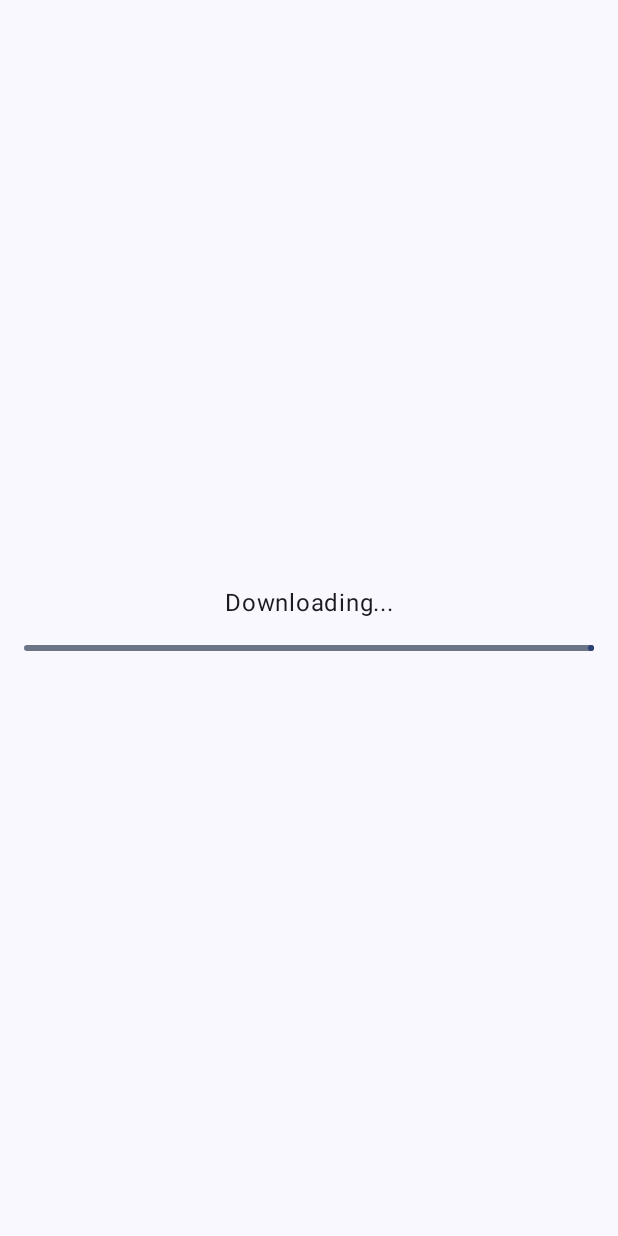
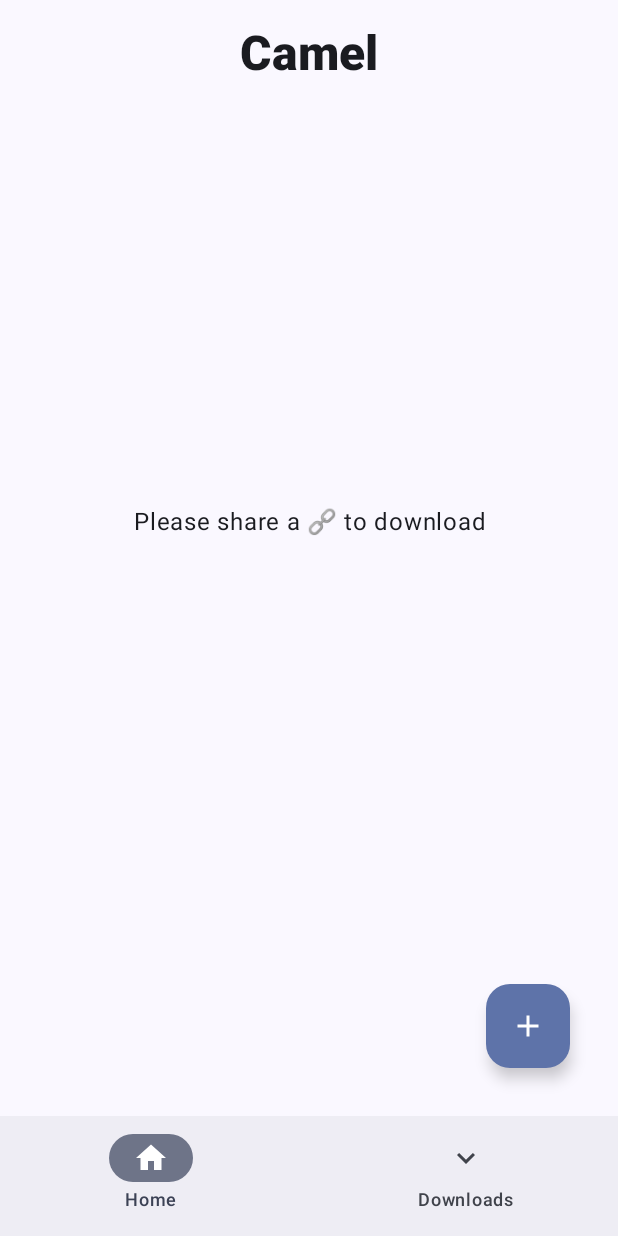
Before and after one commit to desertcamels/Camel, an Android app built with Jetpack Compose: the screen it shows after launch (MainActivity), on a phone screen of 412 x 824 dp. Run offline under Robolectric (Android 15) with nearby library versions, the phone set to English and light mode, and no system bars.

Commit message:
saving progress

```diff
--- a/app/build.gradle
+++ b/app/build.gradle
@@ -76,4 +76,5 @@ dependencies {
     androidTestImplementation "androidx.compose.ui:ui-test-junit4:$compose_version"
     debugImplementation "androidx.compose.ui:ui-tooling:$compose_version"
     debugImplementation "androidx.compose.ui:ui-test-manifest:$compose_version"
+
 }
--- a/app/src/main/java/com/desertcamels/camel/MainActivity.kt
+++ b/app/src/main/java/com/desertcamels/camel/MainActivity.kt
@@ -4,7 +4,6 @@ import android.Manifest
 import android.content.Intent
 import android.os.Build
 import android.os.Bundle
-import android.util.Log
 import android.widget.Toast
 import androidx.activity.ComponentActivity
 import androidx.activity.compose.setContent
@@ -14,14 +13,13 @@ import androidx.compose.foundation.layout.fillMaxSize
 import androidx.compose.material3.MaterialTheme
 import androidx.compose.material3.Surface
 import androidx.compose.ui.Modifier
-import androidx.lifecycle.MutableLiveData
 import com.desertcamels.camel.screens.MainScreen
 import com.desertcamels.camel.services.DownloadService
 import com.desertcamels.camel.ui.theme.CamelTheme
 import kotlinx.coroutines.flow.MutableStateFlow
 
 object MainActivityState {
-    val downloadState = MutableStateFlow("Downloading...")
+    val downloadState = MutableStateFlow("Please share a 🔗 to download")
     val progressState: MutableStateFlow<Float> = MutableStateFlow(0f)
 }
 class MainActivity : ComponentActivity() {
@@ -52,6 +50,8 @@ class MainActivity : ComponentActivity() {
                 }
             }
         }
+
+        handleIntent(intent)
     }
 
     private fun onPermissionGranted() {
--- a/app/src/main/java/com/desertcamels/camel/screens/MainScreen.kt
+++ b/app/src/main/java/com/desertcamels/camel/screens/MainScreen.kt
@@ -1,47 +1,111 @@
 package com.desertcamels.camel.screens
 
-import android.widget.ProgressBar
+import android.util.Log
 import androidx.compose.foundation.layout.*
-import androidx.compose.material3.LinearProgressIndicator
-import androidx.compose.material3.Text
-import androidx.compose.runtime.Composable
-import androidx.compose.runtime.collectAsState
+import androidx.compose.material.icons.Icons
+import androidx.compose.material.icons.filled.*
+import androidx.compose.material3.*
 import androidx.compose.ui.tooling.preview.Preview
 import com.desertcamels.camel.models.MainViewModel
 import com.desertcamels.camel.ui.theme.CamelTheme
-import androidx.compose.runtime.getValue
 import androidx.compose.ui.Alignment
 import androidx.compose.ui.Modifier
 import androidx.compose.ui.unit.dp
+import androidx.compose.material3.Icon
+import androidx.compose.material3.NavigationBar
+import androidx.compose.material3.NavigationBarItem
+import androidx.compose.runtime.*
+import androidx.compose.ui.text.font.FontWeight
+import androidx.compose.ui.text.style.TextAlign
 
+private const val TAG = "MainScreen"
 private val viewModel: MainViewModel = MainViewModel()
 
 @Composable
 fun MainScreen() {
-    val downloadStatus by viewModel.downloadState.collectAsState("Downloading...")
+    val downloadStatus by viewModel.downloadState.collectAsState()
+    val progress by viewModel.progressState.collectAsState(0f)
+    Log.d(TAG, "MainScreen: $downloadStatus, $progress")
 
-    Box(modifier = Modifier.padding(16.dp).fillMaxSize(), contentAlignment = Alignment.Center) {
-        Column(horizontalAlignment = Alignment.CenterHorizontally) {
-            DownloadStatus(status = downloadStatus)
-            Spacer(modifier = Modifier.height(16.dp))
-            ProgressBar()
+    Surface {
+        Column(
+            modifier = Modifier.fillMaxSize(),
+            verticalArrangement = Arrangement.SpaceBetween,
+        ) {
+            Column(
+                modifier = Modifier
+                    .padding(16.dp)
+                    .fillMaxWidth()
+            ) {
+                AppTitle()
+            }
+            Column(
+                modifier = Modifier
+                    .padding(16.dp)
+                    .fillMaxWidth(),
+                verticalArrangement = Arrangement.Center,
+                horizontalAlignment = Alignment.CenterHorizontally
+            ) {
+                DownloadStatus(status = downloadStatus)
+            }
+            Column() {
+                Row(
+                    Modifier
+                        .fillMaxWidth()
+                        .padding(32.dp), horizontalArrangement = Arrangement.End
+                ) {
+                    AppFab()
+                }
+                AppNavigationBar()
+            }
+
         }
+    }
+}
+
+@Composable
+fun DownloadStatus(status: String) {
+    Text(text = status, modifier = Modifier.fillMaxWidth(), textAlign = TextAlign.Center)
+}
+
+@Composable
+fun AppNavigationBar() {
+    NavigationBar {
+        NavigationBarItem(
+            icon = { Icon(Icons.Filled.Home, contentDescription = "Home") },
+            label = { Text("Home") },
+            onClick = { /*TODO*/ },
+            selected = true
+        )
+        NavigationBarItem(
+            icon = { Icon(Icons.Filled.KeyboardArrowDown, contentDescription = "Downloads") },
+            label = { Text("Downloads") },
+            onClick = { /*TODO*/ },
+            selected = false
+        )
 
     }
 }
 
-
 @Composable
-fun DownloadStatus(status: String) {
-    Text(text = status)
+fun AppTitle() {
+    Text(
+        text = "Camel",
+        modifier = Modifier.fillMaxWidth(),
+        textAlign = TextAlign.Center,
+        style = MaterialTheme.typography.headlineLarge,
+        fontWeight = FontWeight.Black
+    )
 }
 
 @Composable
-fun ProgressBar() {
-    val progress by viewModel.progressState.collectAsState(0f)
+fun AppFab() {
+    FloatingActionButton(
+        onClick = { /*TODO*/ },
+        content = { Icon(Icons.Filled.Add, contentDescription = "Add") }
+    )
+}
 
-    LinearProgressIndicator(progress = progress, modifier = Modifier.fillMaxWidth())
-}
 
 @Preview(showBackground = true)
 @Composable
--- a/app/src/main/java/com/desertcamels/camel/services/DownloadService.kt
+++ b/app/src/main/java/com/desertcamels/camel/services/DownloadService.kt
@@ -68,13 +68,11 @@ class DownloadService : Service() {
         YoutubeDL.getInstance().execute(
             request
         ) { progress: Float, _: Long, line: String ->
-            Log.d(TAG, line)
+            //Log.d(TAG, line)
             notify(line)
-            scope.launch {
-                while (true) {
-                    MainActivityState.downloadState.emit(line)
-                    MainActivityState.progressState.emit(progress)
-                }
+
+            CoroutineScope(Dispatchers.Main).launch {
+                updateState(progress, line)
             }
 
         }
@@ -104,6 +102,16 @@ class DownloadService : Service() {
         notificationManager.notify(1, notification)
     }
 
+    private suspend fun updateState(progress: Float, line: String) = withContext(Dispatchers.IO) {
+        MainActivityState.downloadState.emit(line)
+        MainActivityState.progressState.emit(progress)
+
+        if (line.contains("[download] 100%")) {
+            MainActivityState.downloadState.emit("Download complete.\nPlease share another 🔗 to download")
+            //stopSelf()
+        }
+    }
+
     override fun onDestroy() {
         super.onDestroy()
 
```
